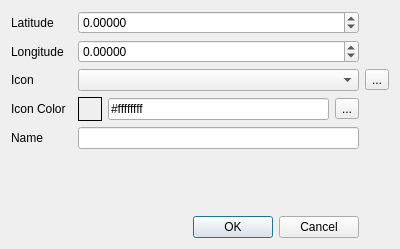
TornadoRTX/TorDar, file scwx-qt/source/scwx/qt/ui/edit_marker_dialog.ui: the form before one commit.
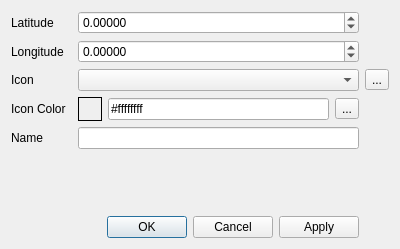
The form after the commit. Icons and pictures are not drawn.

Diff of the .ui file:
```diff
--- a/scwx-qt/source/scwx/qt/ui/edit_marker_dialog.ui
+++ b/scwx-qt/source/scwx/qt/ui/edit_marker_dialog.ui
@@ -101,7 +101,7 @@
       <enum>Qt::Orientation::Horizontal</enum>
      </property>
      <property name="standardButtons">
-      <set>QDialogButtonBox::StandardButton::Cancel|QDialogButtonBox::StandardButton::Ok</set>
+      <set>QDialogButtonBox::StandardButton::Apply|QDialogButtonBox::StandardButton::Cancel|QDialogButtonBox::StandardButton::Ok</set>
      </property>
     </widget>
    </item>
```
